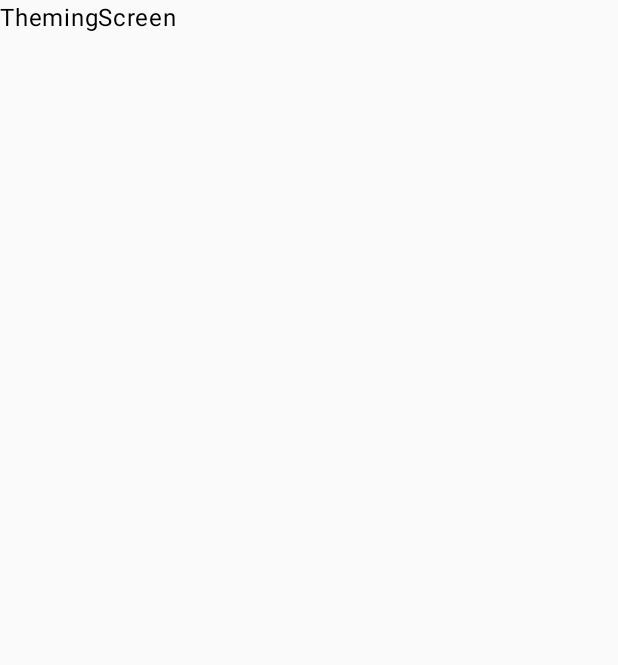
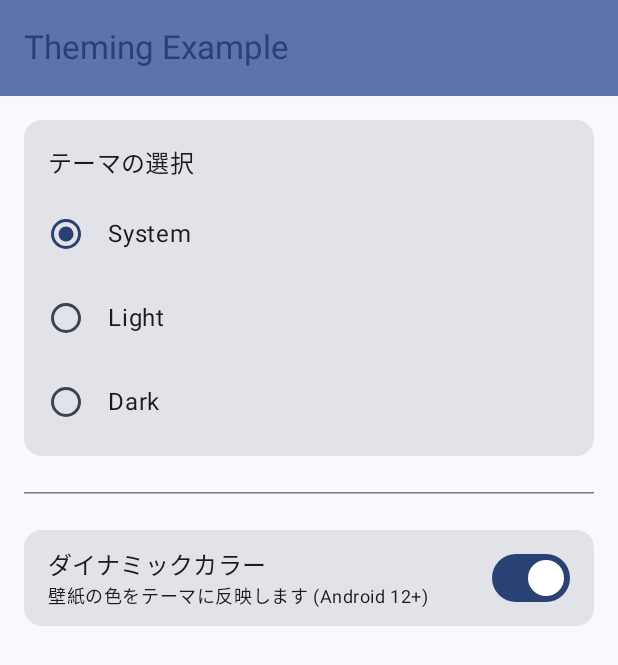
Before and after one commit to Fujikouki/AndroidLab, an Android app built with Jetpack Compose: the ThemingScreen screen opened through its navigation route, on a phone screen of 412 x 824 dp. Before the commit the part shown is almost empty. Shown: the top 665 px of the screen. Run offline under Robolectric (Android 15) with nearby library versions, the phone set to English and light mode, and no system bars.

Commit message:
テーマ設定画面の初期実装

```diff
--- a/app/src/main/java/com/example/kouki/fujisue/androidlab/MainActivity.kt
+++ b/app/src/main/java/com/example/kouki/fujisue/androidlab/MainActivity.kt
@@ -4,8 +4,13 @@ import android.os.Bundle
 import androidx.activity.ComponentActivity
 import androidx.activity.compose.setContent
 import androidx.activity.enableEdgeToEdge
+import androidx.compose.foundation.isSystemInDarkTheme
 import androidx.compose.material3.Text
 import androidx.compose.runtime.Composable
+import androidx.compose.runtime.getValue
+import androidx.compose.runtime.mutableStateOf
+import androidx.compose.runtime.remember
+import androidx.compose.runtime.setValue
 import androidx.compose.ui.tooling.preview.Preview
 import androidx.navigation.compose.NavHost
 import androidx.navigation.compose.composable
@@ -23,6 +28,8 @@ import com.example.kouki.fujisue.androidlab.ui.notification.NotificationScreen
 import com.example.kouki.fujisue.androidlab.ui.permission.PermissionsScreen
 import com.example.kouki.fujisue.androidlab.ui.text.TextScreen
 import com.example.kouki.fujisue.androidlab.ui.theme.AndroidLabTheme
+import com.example.kouki.fujisue.androidlab.ui.theming.ThemeMode
+import com.example.kouki.fujisue.androidlab.ui.theming.ThemingScreen
 
 class MainActivity : ComponentActivity() {
     override fun onCreate(savedInstanceState: Bundle?) {
@@ -36,7 +43,19 @@ class MainActivity : ComponentActivity() {
 
 @Composable
 fun AppContent() {
-    AndroidLabTheme {
+    var themeMode by remember { mutableStateOf(ThemeMode.System) }
+    val useDynamicColor = remember { mutableStateOf(true) }
+
+    val isDark = when (themeMode) {
+        ThemeMode.System -> isSystemInDarkTheme()
+        ThemeMode.Light -> false
+        ThemeMode.Dark -> true
+    }
+
+    AndroidLabTheme(
+        darkTheme = isDark,
+        dynamicColor = useDynamicColor.value
+    ) {
         val navController = rememberNavController()
         NavHost(navController = navController, startDestination = Route.Main) {
             composable<Route.Main> {
@@ -82,8 +101,12 @@ fun AppContent() {
                 AnimationScreen()
             }
             composable<Route.ThemingScreen> {
-                // TODO: ThemingScreenを実装する
-                Text("ThemingScreen")
+                ThemingScreen(
+                    currentThemeMode = themeMode,
+                    isDynamicColorEnabled = useDynamicColor.value,
+                    onThemeModeChange = { themeMode = it },
+                    onDynamicColorToggle = { useDynamicColor.value = it }
+                )
             }
             composable<Route.NotificationScreen> {
                 NotificationScreen()
--- /dev/null
+++ b/app/src/main/java/com/example/kouki/fujisue/androidlab/ui/theming/ThemingScreen.kt
@@ -0,0 +1,150 @@
+package com.example.kouki.fujisue.androidlab.ui.theming
+
+import android.os.Build
+import androidx.compose.foundation.layout.Arrangement
+import androidx.compose.foundation.layout.Column
+import androidx.compose.foundation.layout.Row
+import androidx.compose.foundation.layout.fillMaxSize
+import androidx.compose.foundation.layout.fillMaxWidth
+import androidx.compose.foundation.layout.height
+import androidx.compose.foundation.layout.padding
+import androidx.compose.foundation.selection.selectable
+import androidx.compose.foundation.selection.selectableGroup
+import androidx.compose.material3.Card
+import androidx.compose.material3.ExperimentalMaterial3Api
+import androidx.compose.material3.HorizontalDivider
+import androidx.compose.material3.MaterialTheme
+import androidx.compose.material3.RadioButton
+import androidx.compose.material3.Scaffold
+import androidx.compose.material3.Switch
+import androidx.compose.material3.Text
+import androidx.compose.material3.TopAppBar
+import androidx.compose.material3.TopAppBarDefaults
+import androidx.compose.runtime.Composable
+import androidx.compose.ui.Alignment
+import androidx.compose.ui.Modifier
+import androidx.compose.ui.semantics.Role
+import androidx.compose.ui.tooling.preview.Preview
+import androidx.compose.ui.unit.dp
+import com.example.kouki.fujisue.androidlab.ui.theme.AndroidLabTheme
+
+enum class ThemeMode {
+    System, Light, Dark
+}
+
+@OptIn(ExperimentalMaterial3Api::class)
+@Composable
+fun ThemingScreen(
+    currentThemeMode: ThemeMode,
+    isDynamicColorEnabled: Boolean,
+    onThemeModeChange: (ThemeMode) -> Unit,
+    onDynamicColorToggle: (Boolean) -> Unit
+) {
+    Scaffold(
+        topBar = {
+            TopAppBar(
+                title = { Text("Theming Example") },
+                colors = TopAppBarDefaults.topAppBarColors(
+                    containerColor = MaterialTheme.colorScheme.primaryContainer,
+                    titleContentColor = MaterialTheme.colorScheme.primary,
+                )
+            )
+        }
+    ) { paddingValues ->
+        Column(
+            modifier = Modifier
+                .fillMaxSize()
+                .padding(paddingValues)
+                .padding(16.dp),
+            verticalArrangement = Arrangement.spacedBy(16.dp)
+        ) {
+            ThemeOptions(currentThemeMode, onThemeModeChange)
+
+            HorizontalDivider(modifier = Modifier.padding(vertical = 8.dp))
+
+            // Dynamic ColorはAndroid 12 (S) 以降で利用可能
+            if (Build.VERSION.SDK_INT >= Build.VERSION_CODES.S) {
+                DynamicColorOption(isDynamicColorEnabled, onDynamicColorToggle)
+            }
+        }
+    }
+}
+
+@Composable
+private fun ThemeOptions(currentThemeMode: ThemeMode, onThemeModeChange: (ThemeMode) -> Unit) {
+    val themeOptions = ThemeMode.values()
+
+    Card {
+        Column(Modifier.padding(vertical = 8.dp)) {
+            Text(
+                text = "テーマの選択",
+                style = MaterialTheme.typography.titleMedium,
+                modifier = Modifier.padding(horizontal = 16.dp, vertical = 8.dp)
+            )
+            Column(Modifier.selectableGroup()) {
+                themeOptions.forEach { themeMode ->
+                    Row(
+                        Modifier
+                            .fillMaxWidth()
+                            .height(56.dp)
+                            .selectable(
+                                selected = (themeMode == currentThemeMode),
+                                onClick = { onThemeModeChange(themeMode) },
+                                role = Role.RadioButton
+                            )
+                            .padding(horizontal = 16.dp),
+                        verticalAlignment = Alignment.CenterVertically
+                    ) {
+                        RadioButton(
+                            selected = (themeMode == currentThemeMode),
+                            onClick = null // RowのonClickで処理
+                        )
+                        Text(
+                            text = themeMode.name,
+                            style = MaterialTheme.typography.bodyLarge,
+                            modifier = Modifier.padding(start = 16.dp)
+                        )
+                    }
+                }
+            }
+        }
+    }
+}
+
+@Composable
+private fun DynamicColorOption(
+    isDynamicColorEnabled: Boolean,
+    onDynamicColorToggle: (Boolean) -> Unit
+) {
+    Card {
+        Row(
+            modifier = Modifier
+                .fillMaxWidth()
+                .height(64.dp)
+                .padding(horizontal = 16.dp),
+            verticalAlignment = Alignment.CenterVertically
+        ) {
+            Column(modifier = Modifier.weight(1f)) {
+                Text("ダイナミックカラー", style = MaterialTheme.typography.titleMedium)
+                Text(
+                    text = "壁紙の色をテーマに反映します (Android 12+)",
+                    style = MaterialTheme.typography.bodySmall
+                )
+            }
+            Switch(checked = isDynamicColorEnabled, onCheckedChange = onDynamicColorToggle)
+        }
+    }
+}
+
+@Preview(showBackground = true)
+@Composable
+fun ThemingScreenPreview() {
+    AndroidLabTheme {
+        ThemingScreen(
+            currentThemeMode = ThemeMode.System,
+            isDynamicColorEnabled = true,
+            onThemeModeChange = {},
+            onDynamicColorToggle = {}
+        )
+    }
+}
```
